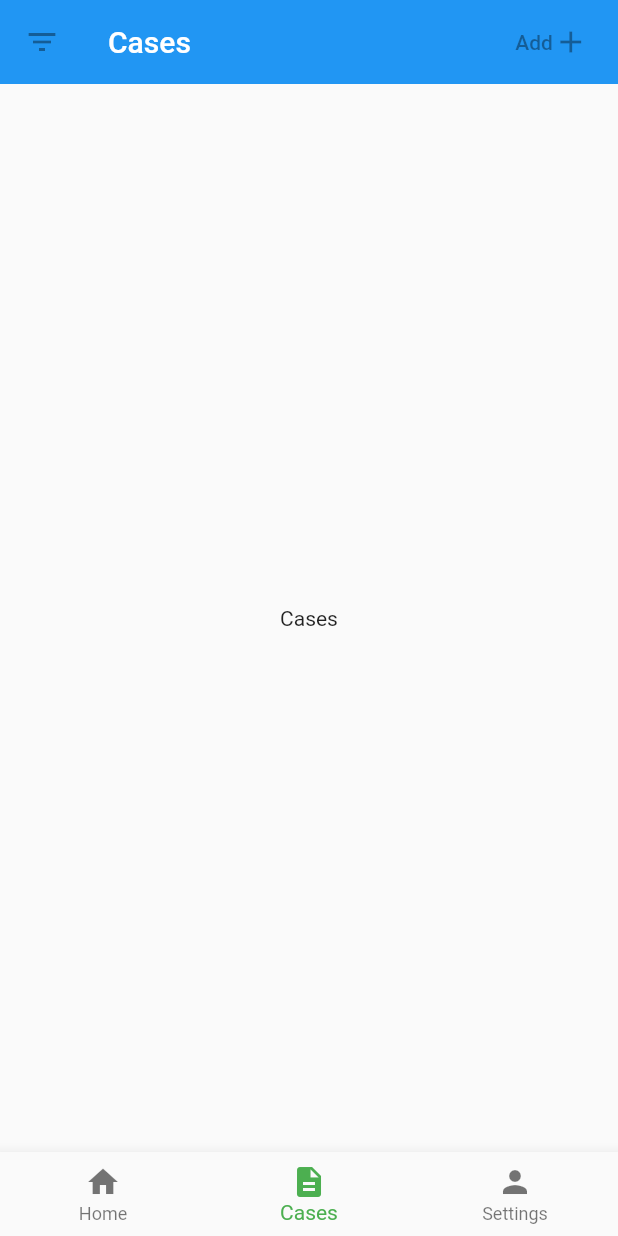
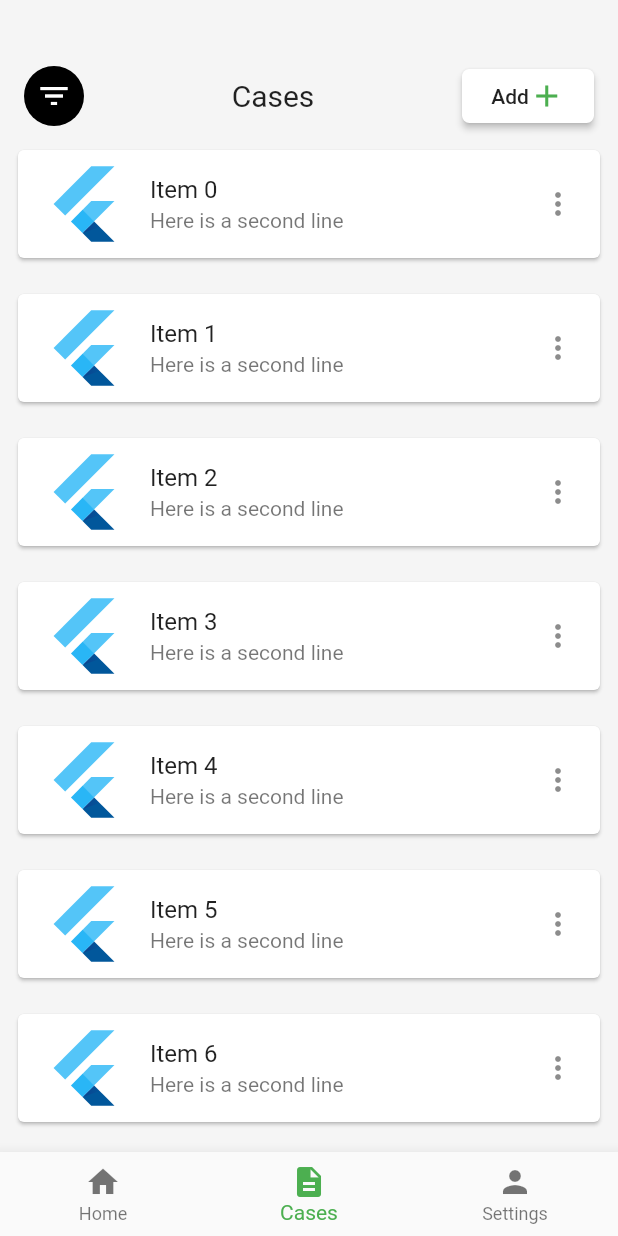
Before and after one commit to AndyMeagher/LearningFlutter, a Flutter app: the Home screen opened directly, item 2 of the bottom bar chosen, on a phone screen of 412 x 824 dp. Run offline on Flutter 3.47's test engine with Material 2 defaults, Android fonts, the phone set to English and light mode, and no system bars; our stand-ins replace stacked.

Commit message:
Custom ScrollView of Cards

```diff
--- a/lib/cases_view.dart
+++ b/lib/cases_view.dart
@@ -6,33 +6,88 @@ import 'cases_viewmodel.dart';
 class CasesView extends StatelessWidget {
   @override
   Widget build(BuildContext context) {
-    // ViewModelBuilder is what provides the view model to the widget tree.
     return ViewModelBuilder<CaseViewModel>.reactive(
       viewModelBuilder: () => CaseViewModel(),
 
       ///onModelReady: (model) => model.loadData(),
       builder: (context, model, child) => Scaffold(
-        appBar: AppBar(
-            leading: FlatButton(child: Icon(Icons.filter_list)),
-            title: Text('Cases'),
-
-            actions: [
-              FlatButton(
-                child: Row(
-                    mainAxisSize: MainAxisSize.max,
-                    mainAxisAlignment: MainAxisAlignment.spaceBetween,
-                    children: <Widget>[
-                      Text('Add'),
-                      Icon(Icons.add),
-                    ]),
-              )
-            ],
-            elevation: 0.0),
-        body: Padding(
-          padding: const EdgeInsets.all(32.0),
-          child: Center(child: Text("Cases")),
-        ),
+        backgroundColor: Colors.grey[100],
+        body: CustomScrollView(slivers: [
+          SliverList(
+              delegate: new SliverChildListDelegate(_buildList(model, 50)))
+        ]),
       ),
     );
   }
+
+  Widget _buildTitleView(CaseViewModel model){
+    return new Padding(
+        padding: new EdgeInsets.only(right: 16, left: 16, top: 40),
+        child: new Row(
+            mainAxisAlignment: MainAxisAlignment.spaceBetween,
+            children: <Widget>[
+              ClipOval(
+                child: Material(
+                  color: model.isFiltering
+                      ? Colors.black
+                      : Colors.white, // button color
+                  child: InkWell(
+                    child: SizedBox(
+                        width: 40,
+                        height: 40,
+                        child: IconTheme(
+                          data: new IconThemeData(
+                              color: model.isFiltering
+                                  ? Colors.white
+                                  : Colors.black),
+                          child: new Icon(Icons.filter_list),
+                        )),
+                    onTap: () {
+                      model.toggleFilter();
+                    },
+                  ),
+                ),
+              ),
+              Text("Cases", style: TextStyle(fontSize: 20)),
+              RaisedButton(
+                  onPressed: () {},
+                  color: Colors.white,
+                  shape: RoundedRectangleBorder(
+                    borderRadius: BorderRadius.circular(5.0),
+                  ),
+                  child: Row(children: [
+                    Text('Add'),
+                    new IconTheme(
+                      data: new IconThemeData(color: Colors.green),
+                      child: new Icon(Icons.add),
+                    )
+                  ])),
+            ]));
+  }
+
+  Widget _buildCardView(int index){
+    return new Padding(
+        padding: new EdgeInsets.all(8.0),
+        child: new Card(
+          child: ListTile(
+            leading: FlutterLogo(size: 56.0),
+            title: Text('Item ${index.toString()}'),
+            subtitle: Text('Here is a second line'),
+            trailing: Icon(Icons.more_vert),
+          ),
+        ));
+  }
+
+  List _buildList(CaseViewModel model, int count) {
+    List<Widget> listItems = List();
+    for (int i = -1; i < count; i++) {
+      if (i == -1) {
+        listItems.add(_buildTitleView(model));
+      } else {
+        listItems.add(_buildCardView(i));
+      }
+    }
+
+    return listItems;
+  }
 }
--- a/lib/cases_viewmodel.dart
+++ b/lib/cases_viewmodel.dart
@@ -1,5 +1,12 @@
 import 'package:flutter/foundation.dart';
 
+//All State Related Logic Lives here
 class CaseViewModel extends ChangeNotifier {
+   var isFiltering = true;
+
+   void toggleFilter(){
+     isFiltering = !isFiltering;
+     notifyListeners();
+   }
 
 }
--- a/lib/home.dart
+++ b/lib/home.dart
@@ -1,3 +1,4 @@
+import 'package:LearningFlutter/settings_view.dart';
 import 'package:flutter/material.dart';
 
 import 'cases_view.dart';
@@ -15,7 +16,7 @@ class _HomeState extends State<Home> {
   final List<Widget> _children = [
     PlaceholderWidget(Colors.deepOrange),
     CasesView(),
-    PlaceholderWidget(Colors.green)
+    SettingsView()
   ];
 
   @override
--- /dev/null
+++ b/lib/settings_viewmodel.dart
@@ -0,0 +1,5 @@
+import 'package:flutter/foundation.dart';
+
+//All State Related Logic Lives here
+class SettingsViewModel extends ChangeNotifier {
+}
```
Also changed, not shown: lib/main.dart (+23 -6 lines), lib/settings_view.dart (added, +23 -0 lines).
